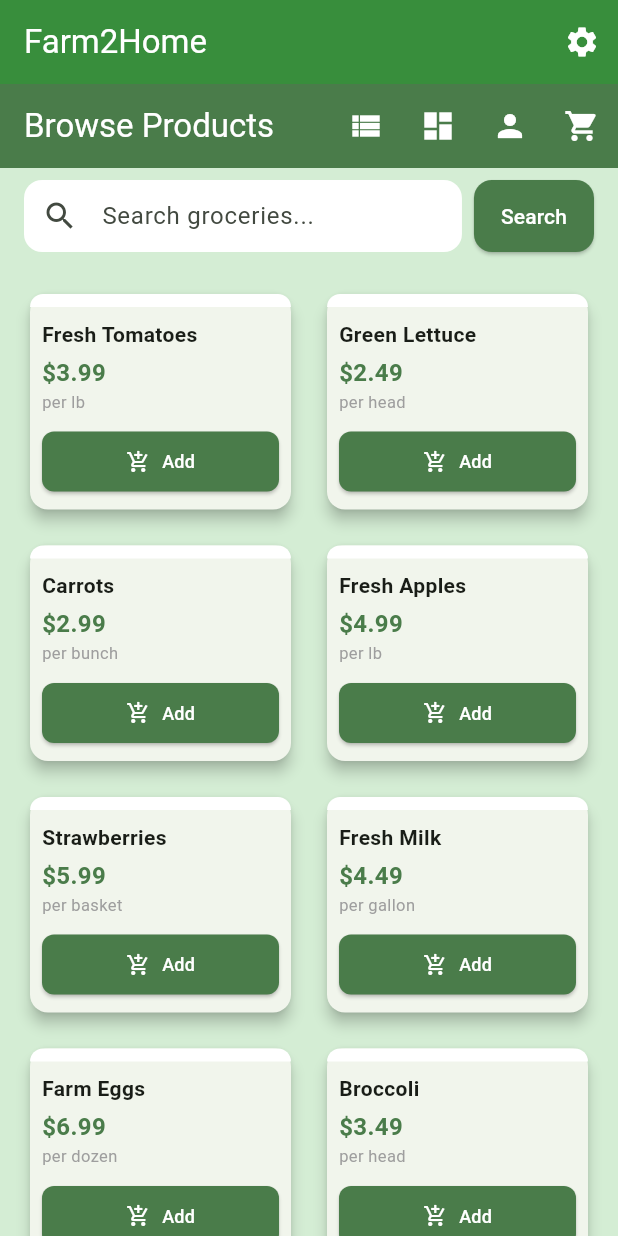
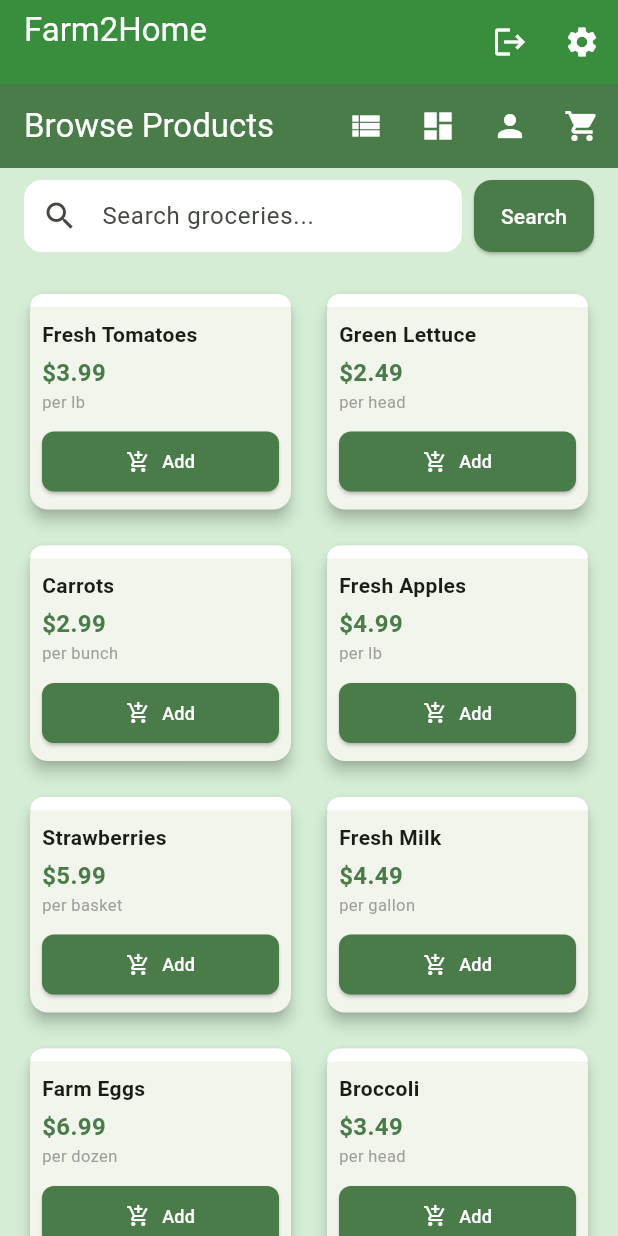
Before and after one commit to kalviumcommunity/S86-0126-TeamStratix-Building-smart-mobile-experience-with-Flutter-and-Firebase-Farm2Home, a Flutter app: the screen it shows once a user with an empty profile is signed in, on a phone screen of 412 x 824 dp. Run offline on Flutter 3.47's test engine with Material 3 defaults, Android fonts, the phone set to English and light mode, and no system bars; our stand-ins replace cloud_firestore, firebase_auth, firebase_core; accounts and stored records are empty.

Commit message:
feat(auth): show user email in HomeScreen and add logout button

```diff
--- a/farm2home_app/lib/screens/home_screen.dart
+++ b/farm2home_app/lib/screens/home_screen.dart
@@ -1,5 +1,6 @@
 import 'package:flutter/material.dart';
 import '../services/cart_service.dart';
+import '../services/auth_service.dart';
 import 'products_screen.dart';
 
 /// Home screen for Farm2Home app with navigation to demo screens
@@ -10,12 +11,46 @@ class HomeScreen extends StatelessWidget {
 
   @override
   Widget build(BuildContext context) {
+    final user = AuthService().currentUser;
+
     return Scaffold(
       appBar: AppBar(
-        title: const Text('Farm2Home'),
+        title: Column(
+          crossAxisAlignment: CrossAxisAlignment.start,
+          children: [
+            const Text('Farm2Home'),
+            if (user != null)
+              Text(
+                user.email ?? '',
+                style: const TextStyle(fontSize: 12),
+              ),
+          ],
+        ),
         backgroundColor: Colors.green.shade700,
         foregroundColor: Colors.white,
         actions: [
+          // Logout button
+          IconButton(
+            icon: const Icon(Icons.logout),
+            tooltip: 'Logout',
+            onPressed: () async {
+              try {
+                await AuthService().logout();
+                if (context.mounted) {
+                  ScaffoldMessenger.of(context).showSnackBar(
+                    const SnackBar(content: Text('Logged out')),
+                  );
+                }
+              } catch (e) {
+                if (context.mounted) {
+                  ScaffoldMessenger.of(context).showSnackBar(
+                    SnackBar(content: Text(e.toString())),
+                  );
+                }
+              }
+            },
+          ),
+
           // Navigation to State Management Demo
           IconButton(
             icon: const Icon(Icons.settings),
```
